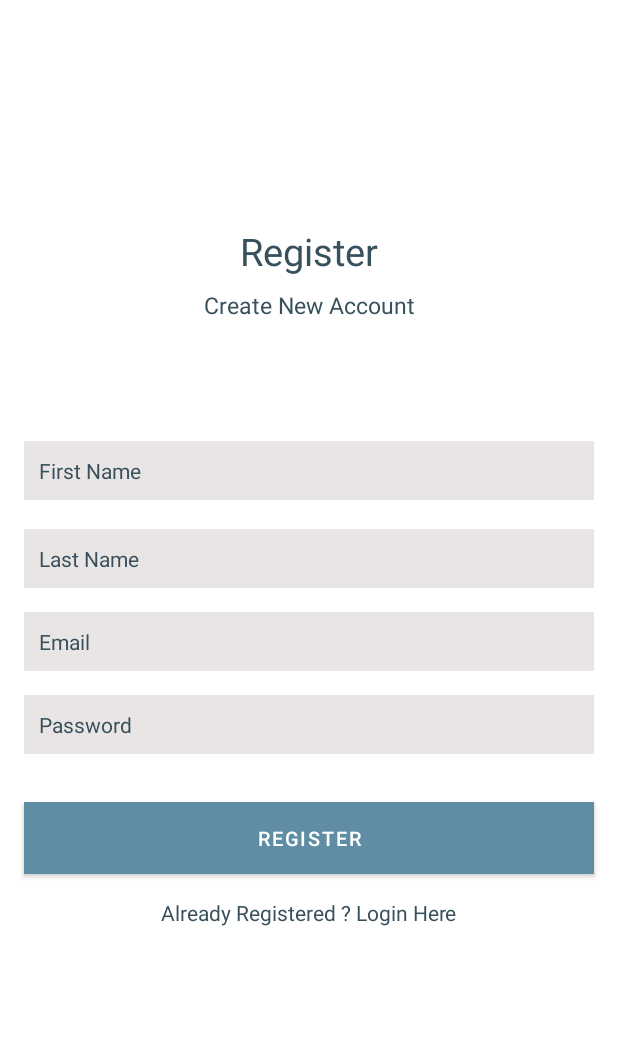
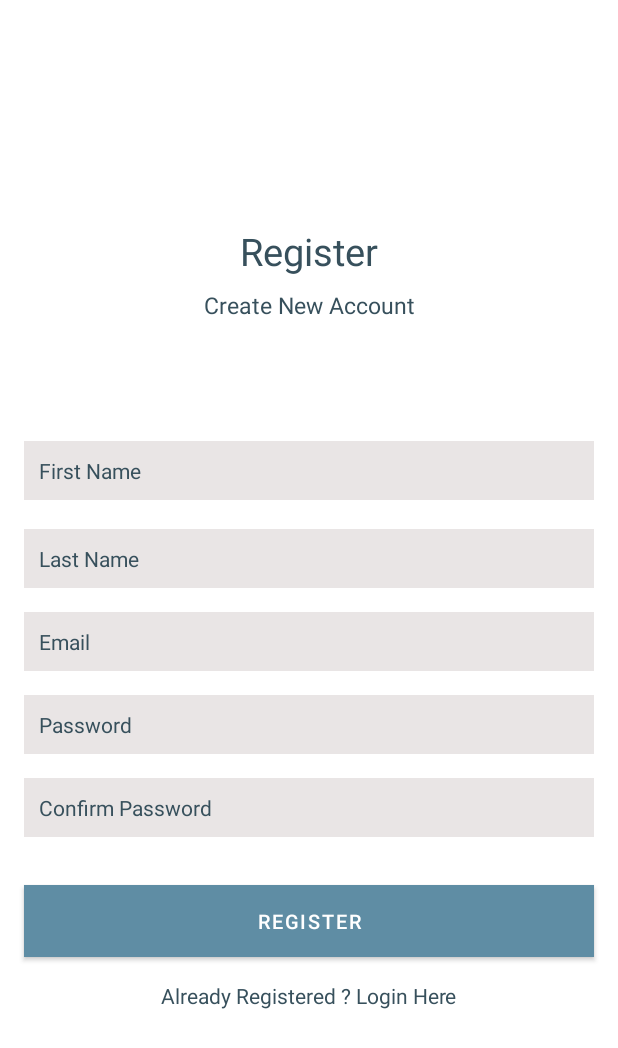
Before and after one commit to marteczkah/CS389-Project, an Android app: the screen it shows after launch (RegistrationActivity), on a phone screen of 412 x 824 dp. Shown: the top 1048 px of the screen. Run offline under Robolectric (Android 15) with nearby library versions, the phone set to English and light mode, and no system bars; our stand-ins replace Firebase (no records; nobody signed in at launch, a user with empty details on screens opened directly).

Commit message:
Updating w/ confirm password

```diff
--- a/app/src/main/res/layout/registration_activity.xml
+++ b/app/src/main/res/layout/registration_activity.xml
@@ -111,6 +111,26 @@
         app:layout_constraintStart_toStartOf="parent"
         app:layout_constraintTop_toBottomOf="@+id/Email" />
 
+    <EditText
+        android:id="@+id/confirmPassword"
+        android:layout_width="0dp"
+        android:layout_height="wrap_content"
+        android:layout_marginStart="16dp"
+        android:layout_marginTop="16dp"
+        android:layout_marginEnd="16dp"
+        android:ems="10"
+        android:inputType="textPassword"
+        android:hint="Confirm Password"
+        android:background="#E9E5E5"
+        android:padding="10dp"
+        android:textColor="#37505C"
+        android:textColorHint="#37505C"
+        android:textSize="14sp"
+        app:layout_constraintEnd_toEndOf="parent"
+        app:layout_constraintStart_toStartOf="parent"
+        app:layout_constraintTop_toBottomOf="@+id/password" />
+
+
     <Button
         android:id="@+id/NewMemberButton"
         android:layout_width="0dp"
@@ -124,7 +144,7 @@
         android:textSize="13sp"
         app:layout_constraintEnd_toEndOf="parent"
         app:layout_constraintStart_toStartOf="parent"
-        app:layout_constraintTop_toBottomOf="@+id/password" />
+        app:layout_constraintTop_toBottomOf="@+id/confirmPassword" />
 
     <TextView
         android:id="@+id/createText"
```
